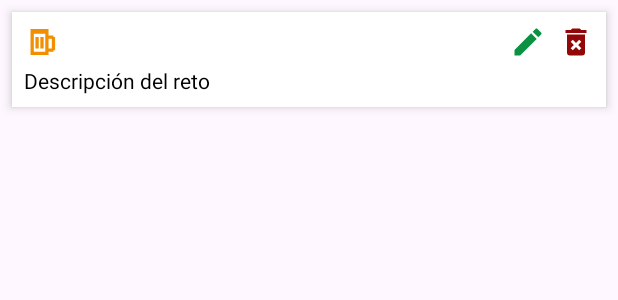
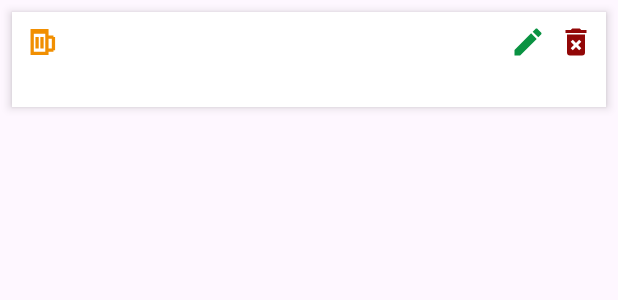
Before and after one commit to brigittechavez/PPB, an Android app: the layout item_reto.xml on its own in the app's theme, with its tools: preview values and no code run, on a phone screen of 412 x 824 dp. Shown: the top 300 px of the screen. Run offline under Robolectric (Android 15) with nearby library versions, the phone set to English and light mode, and no system bars.

Commit message:
style: ajustar diseño retos

```diff
--- a/app/src/main/res/layout/dialog_reto.xml
+++ b/app/src/main/res/layout/dialog_reto.xml
@@ -10,7 +10,7 @@
         android:layout_width="wrap_content"
         android:layout_height="wrap_content"
         android:layout_gravity="center_horizontal"
-        android:text="Agregar reto"
+        android:text="@string/addRetos"
         android:textSize="20sp"
         android:textStyle="bold"
         android:textColor="@color/black" />
@@ -19,7 +19,7 @@
         android:id="@+id/dialog_description"
         android:layout_width="match_parent"
         android:layout_height="wrap_content"
-        android:hint="Escriba el reto"
+        android:hint="@string/readReto"
         android:textColorHint="@color/black"
         android:textColor="@color/black"
         android:backgroundTint="@color/carrot_orange"
--- a/app/src/main/res/layout/item_reto.xml
+++ b/app/src/main/res/layout/item_reto.xml
@@ -41,6 +41,5 @@
         android:layout_width="match_parent"
         android:layout_height="wrap_content"
         android:paddingTop="4dp"
-        android:text="Descripción del reto"
         android:textColor="@android:color/black" />
 </LinearLayout>
--- a/app/src/main/res/values/strings.xml
+++ b/app/src/main/res/values/strings.xml
@@ -3,4 +3,7 @@
     <string name="app_splash">Pico Botella</string>
     <string name="bt_presioname">Presióname</string>
     <string name="retos">Retos</string>
+    <string name="addRetos">Agregar reto</string>
+    <string name="readReto">Escriba el reto</string>
+
 </resources>
```
